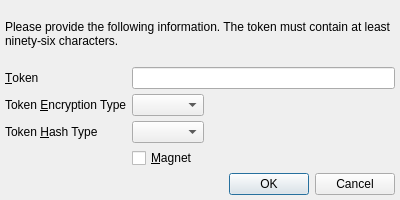
Before: the Qt Designer form UI/adaptiveechoprompt.ui in xloem/spot-on-svn, drawn with Qt 5.
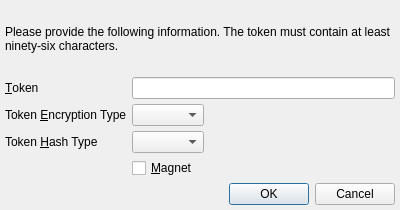
After: the same form once the commit is applied. Icons and pictures are not drawn.

What changed in the file:
```diff
--- a/UI/adaptiveechoprompt.ui
+++ b/UI/adaptiveechoprompt.ui
@@ -7,7 +7,7 @@
     <x>0</x>
     <y>0</y>
     <width>400</width>
-    <height>200</height>
+    <height>210</height>
    </rect>
   </property>
   <property name="windowIcon">
```
